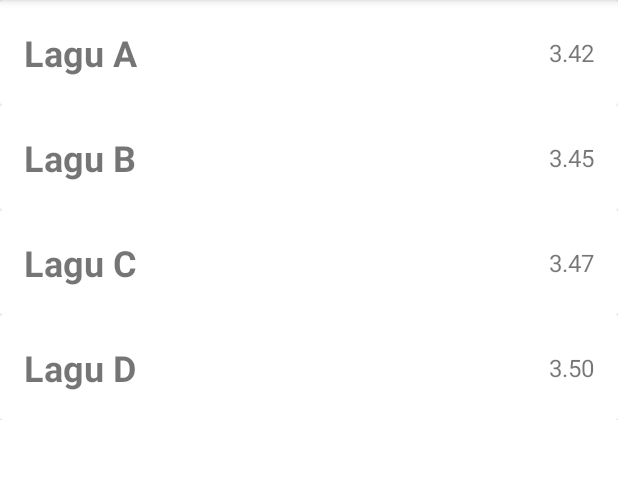
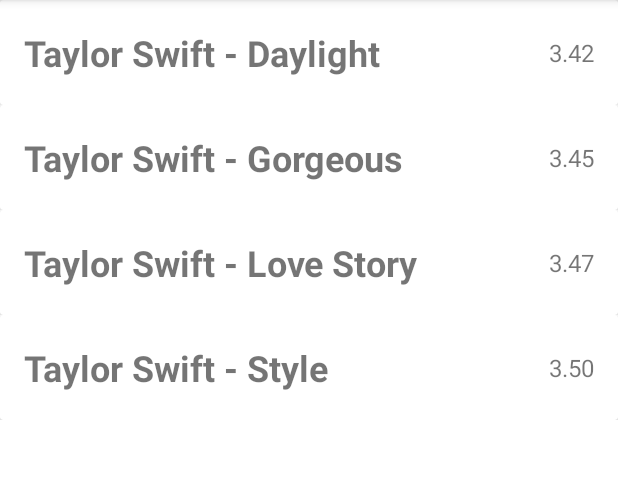
Before and after one commit to Rhtymn/android-music-player, an Android app: the screen it shows after launch (MainActivity), on a phone screen of 412 x 824 dp, the part 84-563 px from its top. Run offline under Robolectric (Android 15) with nearby library versions, the phone set to English and light mode, and no system bars.

Commit message:
Added musicFile array containing music raw id & parse using intent on MyAdapter to Music Detail Activity

```diff
--- a/app/src/main/java/com/example/myapplication/MainActivity.java
+++ b/app/src/main/java/com/example/myapplication/MainActivity.java
@@ -10,6 +10,7 @@ public class MainActivity extends AppCompatActivity {
 
     RecyclerView recyclerView;
     String musicTitle[], musicDuration[];
+    int musicFile[] = {R.raw.ts_daylight, R.raw.ts_gorgeous, R.raw.ts_love_story, R.raw.ts_style};
 
     @Override
     protected void onCreate(Bundle savedInstanceState) {
@@ -21,7 +22,7 @@ public class MainActivity extends AppCompatActivity {
         musicTitle = getResources().getStringArray(R.array.music_title);
         musicDuration = getResources().getStringArray(R.array.music_duration);
 
-        MyAdapter myAdapter = new MyAdapter(this, musicTitle, musicDuration);
+        MyAdapter myAdapter = new MyAdapter(this, musicTitle, musicDuration, musicFile);
         recyclerView.setAdapter(myAdapter);
         recyclerView.setLayoutManager(new LinearLayoutManager(this));
     }
--- a/app/src/main/java/com/example/myapplication/MyAdapter.java
+++ b/app/src/main/java/com/example/myapplication/MyAdapter.java
@@ -14,12 +14,14 @@ import androidx.recyclerview.widget.RecyclerView;
 
 public class MyAdapter extends RecyclerView.Adapter<MyAdapter.MyViewHolder> {
     String musicTitleData[], musicDurationData[];
+    int musicFileData[];
     Context context;
 
-    public MyAdapter(Context ct, String musicTitle[], String musicDuration[]) {
+    public MyAdapter(Context ct, String musicTitle[], String musicDuration[], int musicFile[]) {
         context = ct;
         musicTitleData = musicTitle;
         musicDurationData = musicDuration;
+        musicFileData = musicFile;
     }
 
     @NonNull
@@ -41,6 +43,7 @@ public class MyAdapter extends RecyclerView.Adapter<MyAdapter.MyViewHolder> {
                 Intent intent = new Intent(context, MusicDetailActivity.class);
                 intent.putExtra("musicTitle", musicTitleData[position]);
                 intent.putExtra("musicDuration", musicDurationData[position]);
+                intent.putExtra("musicFile", musicFileData[position]);
                 context.startActivity(intent);
             }
         });
--- a/app/src/main/res/values/strings.xml
+++ b/app/src/main/res/values/strings.xml
@@ -2,10 +2,10 @@
     <string name="app_name">My Application</string>
 
     <string-array name="music_title">
-        <item>Lagu A</item>
-        <item>Lagu B</item>
-        <item>Lagu C</item>
-        <item>Lagu D</item>
+        <item>Taylor Swift - Daylight</item>
+        <item>Taylor Swift - Gorgeous</item>
+        <item>Taylor Swift - Love Story</item>
+        <item>Taylor Swift - Style</item>
     </string-array>
 
     <string-array name="music_duration">
```
Also changed, not shown: app/src/main/java/com/example/myapplication/MusicDetailActivity.java (+9 -2 lines), 4 other files.
